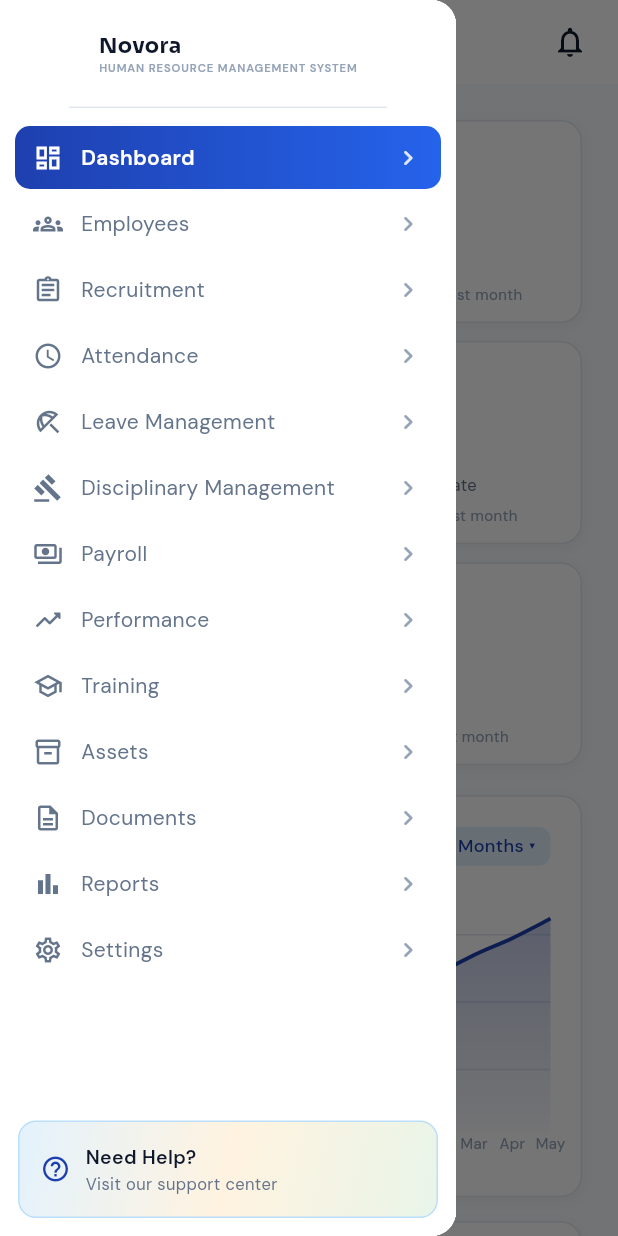
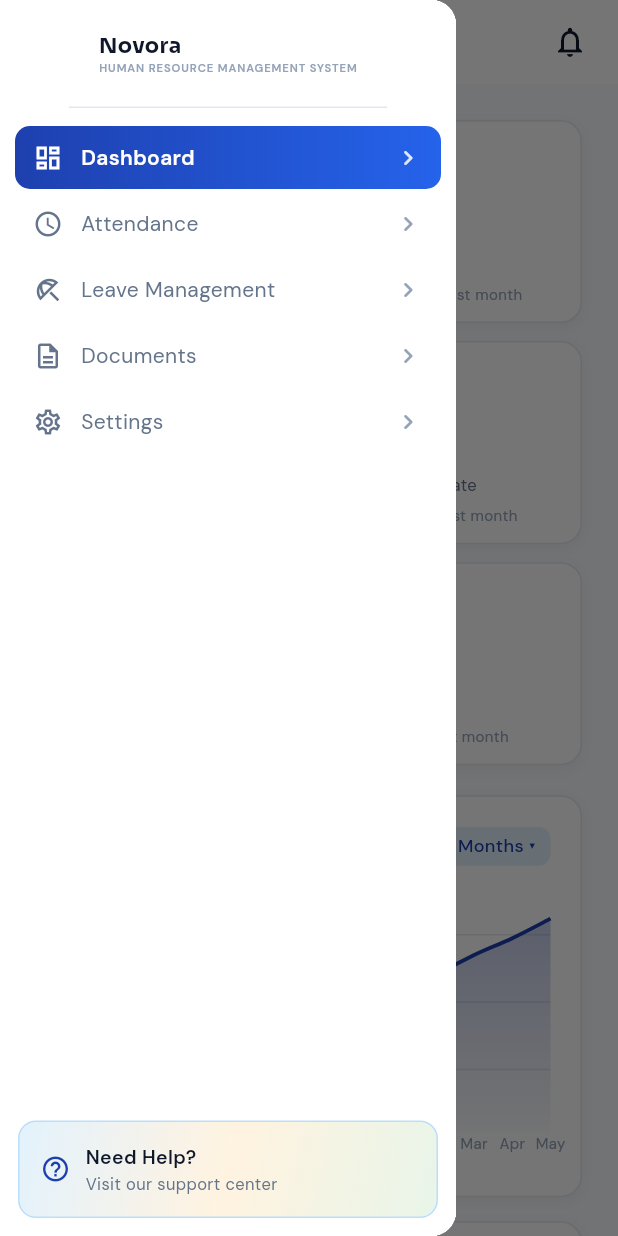
Before and after one commit to tintwym/novora_flutter, a Flutter app: the DashboardScreen screen opened by its route, with the side drawer open, on a phone screen of 412 x 824 dp. Run offline on Flutter 3.47's test engine with Material 3 defaults, Android fonts, the light colour scheme and no system bars; drawn by our look-alikes of fl_chart; our stand-ins replace cookie_jar, dio, dio_cookie_manager, flutter_dotenv, flutter_secure_storage, google_fonts and 1 more; accounts and stored records are empty; network calls fail.

Commit message:
Fix Role management

```diff
--- a/lib/data/models/user_model.dart
+++ b/lib/data/models/user_model.dart
@@ -17,6 +17,11 @@ class UserModel {
   final String? tokenType;
 
   String? get primaryRole => roles.isEmpty ? null : roles.first;
+
+  bool get isEmployee => primaryRole == 'EMPLOYEE';
+
+  bool get canAccessHrAdmin =>
+      const {'SUPER_ADMIN', 'HR_ADMIN', 'HR_MANAGER', 'MANAGER'}.contains(primaryRole);
 
   factory UserModel.fromAuthJson(Map<String, dynamic> json) {
     final rawId = json['userId'];
--- a/lib/features/dashboard/dashboard_controller.dart
+++ b/lib/features/dashboard/dashboard_controller.dart
@@ -1,5 +1,6 @@
 import 'package:flutter/material.dart';
 
+import '../../data/models/user_model.dart';
 import '../../data/repositories/dashboard_repository.dart';
 import '../../data/services/dashboard_service.dart';
 import '../../shared/widgets/app_sidebar.dart';
@@ -14,21 +15,36 @@ class DashboardController extends ChangeNotifier {
 
   String activeNavLabel = 'Dashboard';
 
-  static final List<NavMenuItem> navItems = [
-    const NavMenuItem(icon: Icons.dashboard_outlined, label: 'Dashboard'),
-    const NavMenuItem(icon: Icons.groups_outlined, label: 'Employees'),
-    const NavMenuItem(icon: Icons.assignment_outlined, label: 'Recruitment'),
-    const NavMenuItem(icon: Icons.access_time_outlined, label: 'Attendance'),
-    const NavMenuItem(icon: Icons.beach_access_outlined, label: 'Leave Management'),
-    const NavMenuItem(icon: Icons.gavel_outlined, label: 'Disciplinary Management'),
-    const NavMenuItem(icon: Icons.payments_outlined, label: 'Payroll'),
-    const NavMenuItem(icon: Icons.trending_up_rounded, label: 'Performance'),
-    const NavMenuItem(icon: Icons.school_outlined, label: 'Training'),
-    const NavMenuItem(icon: Icons.inventory_2_outlined, label: 'Assets'),
-    const NavMenuItem(icon: Icons.description_outlined, label: 'Documents'),
-    const NavMenuItem(icon: Icons.bar_chart_outlined, label: 'Reports'),
-    const NavMenuItem(icon: Icons.settings_outlined, label: 'Settings'),
+  static const _allNavItems = [
+    NavMenuItem(icon: Icons.dashboard_outlined, label: 'Dashboard'),
+    NavMenuItem(icon: Icons.groups_outlined, label: 'Employees'),
+    NavMenuItem(icon: Icons.assignment_outlined, label: 'Recruitment'),
+    NavMenuItem(icon: Icons.access_time_outlined, label: 'Attendance'),
+    NavMenuItem(icon: Icons.beach_access_outlined, label: 'Leave Management'),
+    NavMenuItem(icon: Icons.gavel_outlined, label: 'Disciplinary Management'),
+    NavMenuItem(icon: Icons.payments_outlined, label: 'Payroll'),
+    NavMenuItem(icon: Icons.trending_up_rounded, label: 'Performance'),
+    NavMenuItem(icon: Icons.school_outlined, label: 'Training'),
+    NavMenuItem(icon: Icons.inventory_2_outlined, label: 'Assets'),
+    NavMenuItem(icon: Icons.description_outlined, label: 'Documents'),
+    NavMenuItem(icon: Icons.bar_chart_outlined, label: 'Reports'),
+    NavMenuItem(icon: Icons.settings_outlined, label: 'Settings'),
   ];
+
+  static const _employeeNavItems = [
+    NavMenuItem(icon: Icons.dashboard_outlined, label: 'Dashboard'),
+    NavMenuItem(icon: Icons.access_time_outlined, label: 'Attendance'),
+    NavMenuItem(icon: Icons.beach_access_outlined, label: 'Leave Management'),
+    NavMenuItem(icon: Icons.description_outlined, label: 'Documents'),
+    NavMenuItem(icon: Icons.settings_outlined, label: 'Settings'),
+  ];
+
+  /// Full HR menu for admins/managers; trimmed menu for [EMPLOYEE].
+  static List<NavMenuItem> navItemsFor(UserModel? user) =>
+      user != null && user.canAccessHrAdmin ? _allNavItems : _employeeNavItems;
+
+  @Deprecated('Use navItemsFor(user)')
+  static List<NavMenuItem> get navItems => _allNavItems;
 
   void setActiveNav(String label, {bool forceNotify = false}) {
     if (!forceNotify && activeNavLabel == label) return;
--- a/lib/features/dashboard/screens/dashboard_screen.dart
+++ b/lib/features/dashboard/screens/dashboard_screen.dart
@@ -181,7 +181,7 @@ class _DashboardScreenState extends State<DashboardScreen> {
               if (ResponsiveLayout.isWide(context)) {
                 return MainLayout(
                   sidebar: AppSidebar(
-                    items: DashboardController.navItems,
+                    items: _navItems(),
                     activeLabel: _controller.activeNavLabel,
                     onSelect: (l) => _onSidebarTap(context, l),
                   ),
@@ -199,7 +199,7 @@ class _DashboardScreenState extends State<DashboardScreen> {
                 backgroundColor: AppColors.bg,
                 drawer: Drawer(
                   child: AppSidebar(
-                    items: DashboardController.navItems,
+                    items: _navItems(),
                     activeLabel: _controller.activeNavLabel,
                     onSelect: (l) {
                       Navigator.pop(context);
@@ -238,17 +238,27 @@ class _DashboardScreenState extends State<DashboardScreen> {
     );
   }
 
+  UserModel? _currentUser() {
+    final raw = LocalStorage.instance.userJson;
+    if (raw == null || raw.isEmpty) return null;
+    try {
+      return UserModel.fromAuthJson(jsonDecode(raw) as Map<String, dynamic>);
+    } catch (_) {
+      return null;
+    }
+  }
+
+  List<NavMenuItem> _navItems() => DashboardController.navItemsFor(_currentUser());
+
   String _dashboardWelcomeLine() {
-    final raw = LocalStorage.instance.userJson;
-    if (raw == null || raw.isEmpty) {
+    final u = _currentUser();
+    if (u == null) {
       return "Here's what's happening in your organization.";
     }
-    try {
-      final u = UserModel.fromAuthJson(jsonDecode(raw) as Map<String, dynamic>);
-      return "Welcome back, ${u.displayName}! Here's what's happening in your organization.";
-    } catch (_) {
-      return "Here's what's happening in your organization.";
+    if (u.isEmployee) {
+      return "Welcome back, ${u.displayName}! Here's your leave and attendance overview.";
     }
+    return "Welcome back, ${u.displayName}! Here's what's happening in your organization.";
   }
 
   Widget _buildScrollBody() {
--- a/lib/features/settings/screens/settings_screen.dart
+++ b/lib/features/settings/screens/settings_screen.dart
@@ -3,6 +3,7 @@ import 'dart:convert';
 import 'package:flutter/material.dart';
 import 'package:google_fonts/google_fonts.dart';
 
+import '../../../core/auth/user_roles.dart';
 import '../../../core/constants/app_colors.dart';
 import '../../../core/constants/app_routes.dart';
 import '../../../core/storage/local_storage.dart';
@@ -100,7 +101,7 @@ class _SettingsScreenState extends State<SettingsScreen> {
   Widget build(BuildContext context) {
     final user = _readUser();
     final email = user?.email ?? '';
-    final role = user?.primaryRole ?? '—';
+    final role = UserRoles.label(user?.primaryRole);
 
     final body = SingleChildScrollView(
       padding: const EdgeInsets.all(24),
```
Also changed, not shown: lib/core/auth/user_roles.dart (added, +36 -0 lines), lib/features/leave/screens/leave_management_screen.dart (+40 -6 lines).
